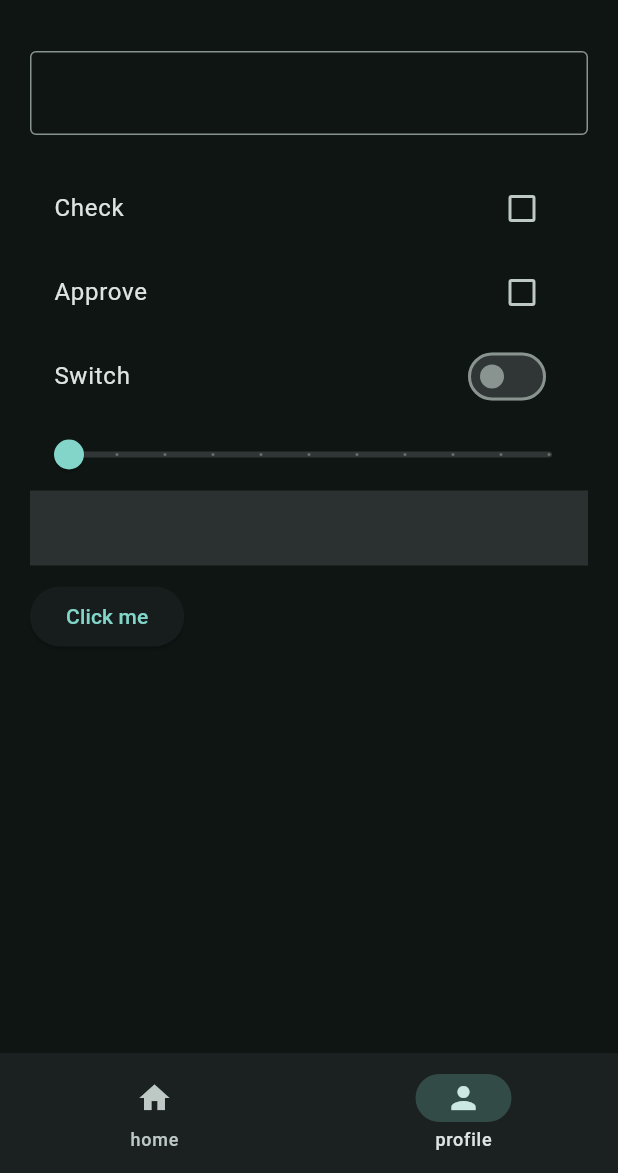
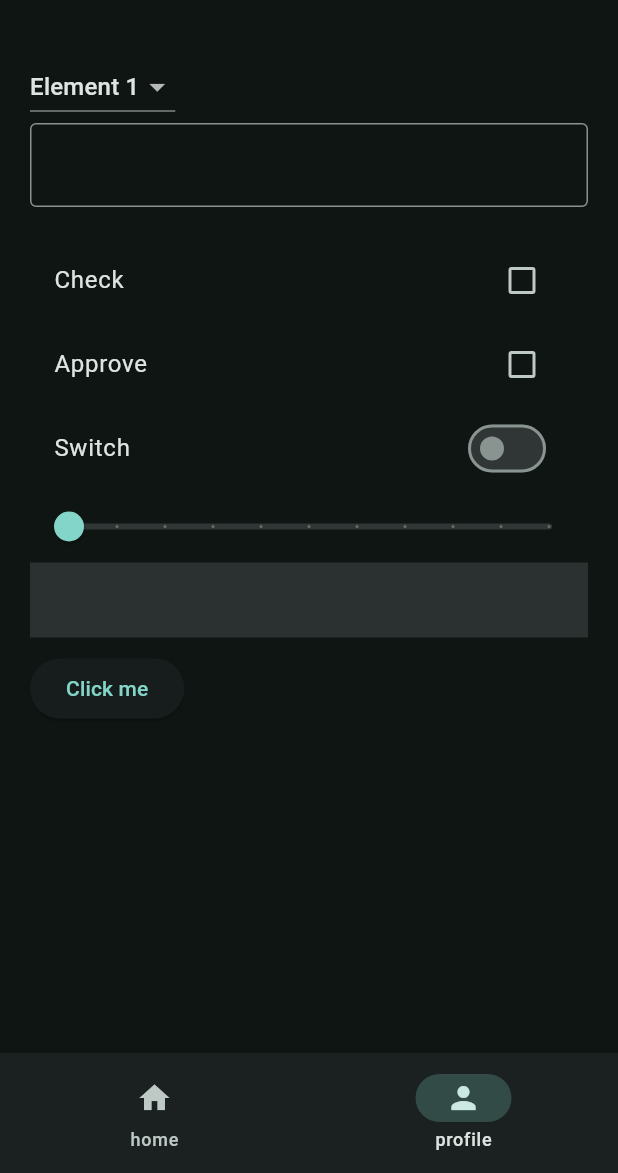
Before and after one commit to difunk/FLUTTER-PLAYGROUND-APP, a Flutter app: the screen it shows after launch, item 2 of the bottom bar chosen, on a phone screen of 412 x 824 dp, the part 63-1236 px from its top. Run offline on Flutter 3.47's test engine with Material 3 defaults, Android fonts, the phone set to English and light mode, and no system bars.

Commit message:
dropdownButton, dropdownMenuItem

```diff
--- a/lib/views/pages/profile_page.dart
+++ b/lib/views/pages/profile_page.dart
@@ -13,6 +13,7 @@ class _ProfilePageState extends State<ProfilePage> {
   bool? isApproved = false;
   bool isSwitched = false;
   double sliderValue = 0.0;
+  String? menuItem = "e1";
 
   @override
   Widget build(BuildContext context) {
@@ -22,6 +23,19 @@ class _ProfilePageState extends State<ProfilePage> {
         child: Column(
           crossAxisAlignment: CrossAxisAlignment.start,
           children: [
+            DropdownButton(
+              value: menuItem,
+              items: [
+                DropdownMenuItem(value: "e1", child: Text("Element 1")),
+                DropdownMenuItem(value: "e2", child: Text("Element 2")),
+                DropdownMenuItem(value: "e3", child: Text("Element 3")),
+              ],
+              onChanged: (String? value) {
+                setState(() {
+                  menuItem = value;
+                });
+              },
+            ),
             TextField(
               controller: controller,
               decoration: InputDecoration(border: OutlineInputBorder()),
```
